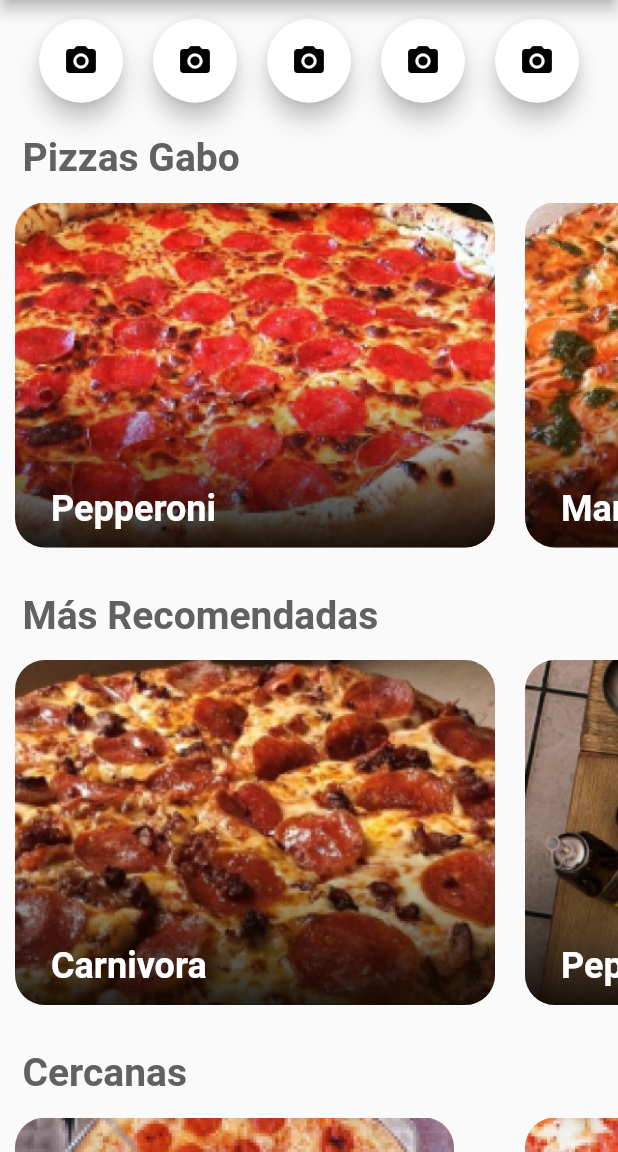
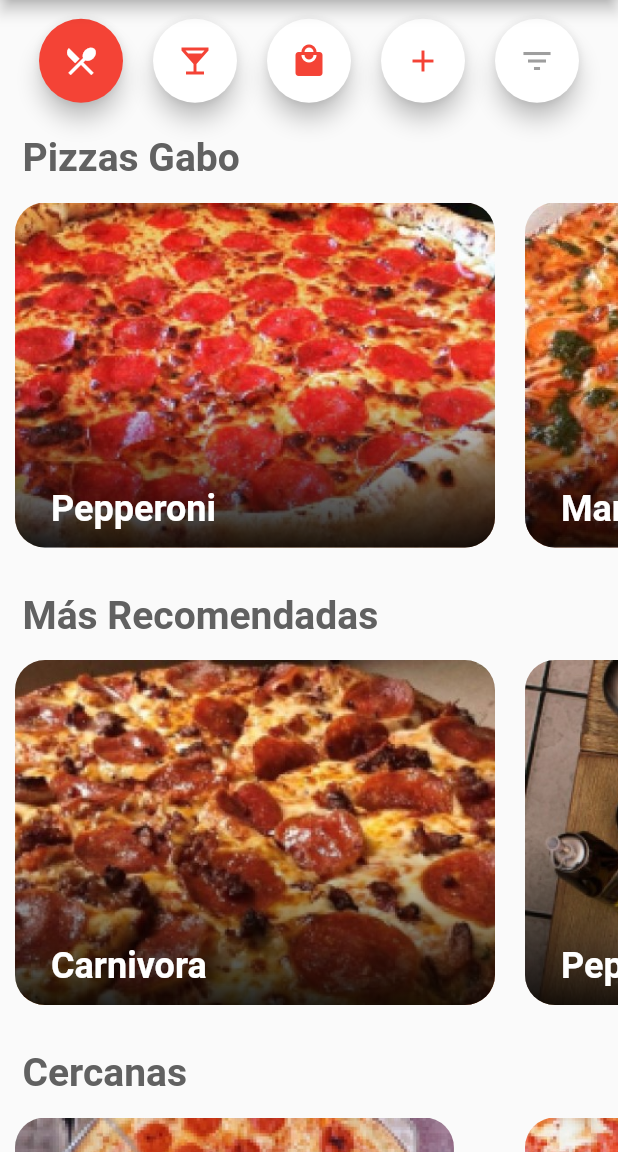
Before and after one commit to ErickRosete/flagspot-app, a Flutter app: the SubcategoryPage screen opened by its route, on a phone screen of 412 x 824 dp, the part 84-1236 px from its top. Run offline on Flutter 3.47's test engine with Material 2 defaults, Android fonts, the phone set to English and light mode, and no system bars.

Commit message:
added menu buttons and sort modal

```diff
--- /dev/null
+++ b/lib/models/section.dart
@@ -0,0 +1,13 @@
+import 'package:flutter/material.dart';
+
+class Section {
+  final String id;
+  final IconData icon;
+  bool active;
+
+  Section({
+    @required this.id,
+    @required this.active,
+    @required this.icon,
+  });
+}
--- a/lib/widgets/restaurant/menu-button.dart
+++ b/lib/widgets/restaurant/menu-button.dart
@@ -1,19 +1,24 @@
 import 'package:flutter/material.dart';
 
+import '../../models/section.dart';
+
 class MenuButton extends StatelessWidget {
-  final String id;
-  final String imgUrl;
-  MenuButton(this.id, this.imgUrl);
+  final Section section;
+  final Function onPressed;
+  MenuButton(this.section, this.onPressed);
 
   @override
   Widget build(BuildContext context) {
     return Container(
       margin: EdgeInsets.symmetric(horizontal: 10.0, vertical: 7.5),
       child: FloatingActionButton(
-        heroTag: id,
-        child: Icon(Icons.camera_alt),
-        backgroundColor: Colors.white,
-        onPressed: () => {},
+        heroTag: section.id,
+        child: Icon(
+          section.icon,
+          color: section.active ? Colors.white : Colors.red,
+        ),
+        backgroundColor: section.active ? Colors.red : Colors.white,
+        onPressed: this.onPressed,
       ),
     );
   }
--- a/lib/widgets/restaurant/menu.dart
+++ b/lib/widgets/restaurant/menu.dart
@@ -1,14 +1,23 @@
 import 'package:flutter/material.dart';
 import 'menu-button.dart';
+import 'filter-button.dart';
+import '../../models/section.dart';
 
-class Menu extends StatelessWidget {
+class Menu extends StatefulWidget {
+  @override
+  _MenuState createState() => _MenuState();
+}
+
+class _MenuState extends State<Menu> {
+  List<Section> sections = [
+    Section(active: true, icon: Icons.restaurant_menu, id: "restaurants"),
+    Section(active: false, icon: Icons.local_bar, id: "bars"),
+    Section(active: false, icon: Icons.local_mall, id: "stores"),
+    Section(active: false, icon: Icons.add, id: "add"),
+  ];
+
   @override
   Widget build(BuildContext context) {
-    List<Widget> menuButtons = new List<Widget>();
-    for (var i = 0; i <= 4; i++) {
-      menuButtons.add(MenuButton('menu-$i', 'btn-up-$i'));
-    }
-
     return Align(
       alignment: Alignment.topCenter,
       child: Container(
@@ -16,7 +25,20 @@ class Menu extends StatelessWidget {
         padding: EdgeInsets.all(5.0),
         child: Row(
           mainAxisAlignment: MainAxisAlignment.center,
-          children: menuButtons,
+          children: <Widget>[
+            Row(
+              children: sections
+                  .map((sec) => MenuButton(sec, () {
+                        setState(() {
+                          sections.singleWhere((sec) => sec.active).active =
+                              false;
+                          sec.active = true;
+                        });
+                      }))
+                  .toList(),
+            ),
+            FilterButton()
+          ],
         ),
       ),
     );
--- a/pubspec.yaml
+++ b/pubspec.yaml
@@ -23,6 +23,12 @@ dependencies:
   # Use with the CupertinoIcons class for iOS style icons.
   cupertino_icons: ^0.1.2
   google_maps_flutter: ^0.5.13
+  flutter_launcher_icons: ^0.7.2
+
+flutter_icons:
+  android: "launcher_icon"
+  ios: true
+  image_path: "assets/icons/logo.png"
 
 dev_dependencies:
   flutter_test:
```
Also changed, not shown: lib/models/sort.dart (added, +13 -0 lines), lib/widgets/restaurant/filter-button.dart (added, +108 -0 lines), lib/widgets/restaurant/filter-radio.dart (added, +23 -0 lines), assets/icons/logo.png (added), pubspec.lock, 21 other files.
